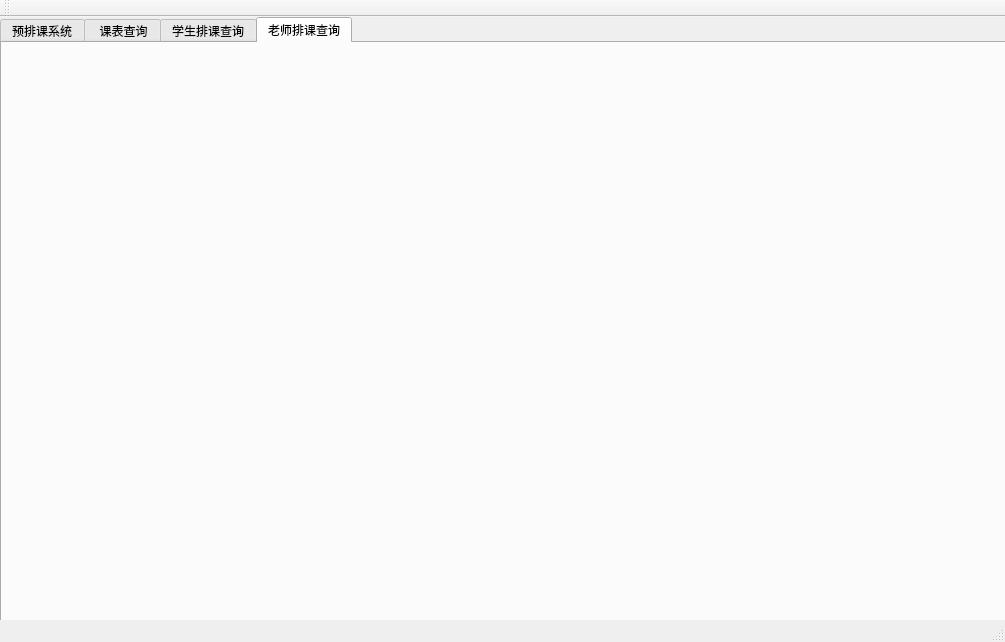
Above: mainwindow.ui from Atmanuclear/QT-mysql before the change. Below: the same form after it.
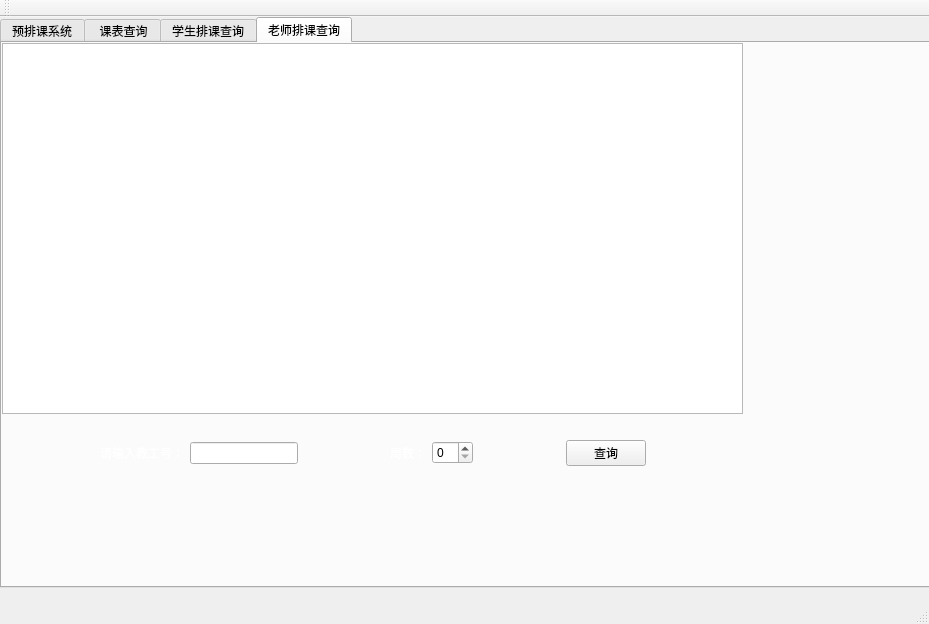
That is the form after the change. The open tabs and pages were chosen to show the change.

Patch:
```diff
--- a/mainwindow.ui
+++ b/mainwindow.ui
@@ -6,8 +6,8 @@
    <rect>
     <x>0</x>
     <y>0</y>
-    <width>1005</width>
-    <height>642</height>
+    <width>929</width>
+    <height>624</height>
    </rect>
   </property>
   <property name="windowTitle">
@@ -25,8 +25,8 @@
      <rect>
       <x>0</x>
       <y>0</y>
-      <width>1011</width>
-      <height>611</height>
+      <width>931</width>
+      <height>571</height>
      </rect>
     </property>
     <property name="styleSheet">
@@ -35,7 +35,10 @@
     <property name="currentIndex">
      <number>2</number>
     </property>
-    <widget class="QWidget" name="">
+    <widget class="QWidget" name="widget">
+     <property name="styleSheet">
+      <string notr="true"/>
+     </property>
      <attribute name="title">
       <string>预排课系统</string>
      </attribute>
@@ -457,6 +460,117 @@
      <attribute name="title">
       <string>老师排课查询</string>
      </attribute>
+     <widget class="QWidget" name="horizontalLayoutWidget_4">
+      <property name="geometry">
+       <rect>
+        <x>0</x>
+        <y>370</y>
+        <width>741</width>
+        <height>80</height>
+       </rect>
+      </property>
+      <layout class="QHBoxLayout" name="horizontalLayout_4">
+       <item>
+        <spacer name="horizontalSpacer_10">
+         <property name="orientation">
+          <enum>Qt::Horizontal</enum>
+         </property>
+         <property name="sizeHint" stdset="0">
+          <size>
+           <width>40</width>
+           <height>20</height>
+          </size>
+         </property>
+        </spacer>
+       </item>
+       <item>
+        <widget class="QLabel" name="label_4">
+         <property name="styleSheet">
+          <string notr="true">color: rgb(255, 255, 255);</string>
+         </property>
+         <property name="text">
+          <string>请输入教工号：</string>
+         </property>
+        </widget>
+       </item>
+       <item>
+        <widget class="QLineEdit" name="lineEdit_3">
+         <property name="styleSheet">
+          <string notr="true"/>
+         </property>
+        </widget>
+       </item>
+       <item>
+        <spacer name="horizontalSpacer_11">
+         <property name="orientation">
+          <enum>Qt::Horizontal</enum>
+         </property>
+         <property name="sizeHint" stdset="0">
+          <size>
+           <width>40</width>
+           <height>20</height>
+          </size>
+         </property>
+        </spacer>
+       </item>
+       <item>
+        <widget class="QLabel" name="label_5">
+         <property name="styleSheet">
+          <string notr="true">color: rgb(255, 255, 255);</string>
+         </property>
+         <property name="text">
+          <string>周数：</string>
+         </property>
+        </widget>
+       </item>
+       <item>
+        <widget class="QSpinBox" name="spinBox_2"/>
+       </item>
+       <item>
+        <spacer name="horizontalSpacer_12">
+         <property name="orientation">
+          <enum>Qt::Horizontal</enum>
+         </property>
+         <property name="sizeHint" stdset="0">
+          <size>
+           <width>40</width>
+           <height>20</height>
+          </size>
+         </property>
+        </spacer>
+       </item>
+       <item>
+        <widget class="QPushButton" name="pushButton_14">
+         <property name="text">
+          <string>查询</string>
+         </property>
+        </widget>
+       </item>
+       <item>
+        <spacer name="horizontalSpacer_13">
+         <property name="orientation">
+          <enum>Qt::Horizontal</enum>
+         </property>
+         <property name="sizeHint" stdset="0">
+          <size>
+           <width>40</width>
+           <height>20</height>
+          </size>
+         </property>
+        </spacer>
+       </item>
+      </layout>
+     </widget>
+     <widget class="QTableView" name="tableView_4">
+      <property name="geometry">
+       <rect>
+        <x>0</x>
+        <y>0</y>
+        <width>741</width>
+        <height>371</height>
+       </rect>
+      </property>
+     </widget>
     </widget>
    </widget>
   </widget>
```
Left out of the diff: 145 changed lines with no effect on the pictures.
